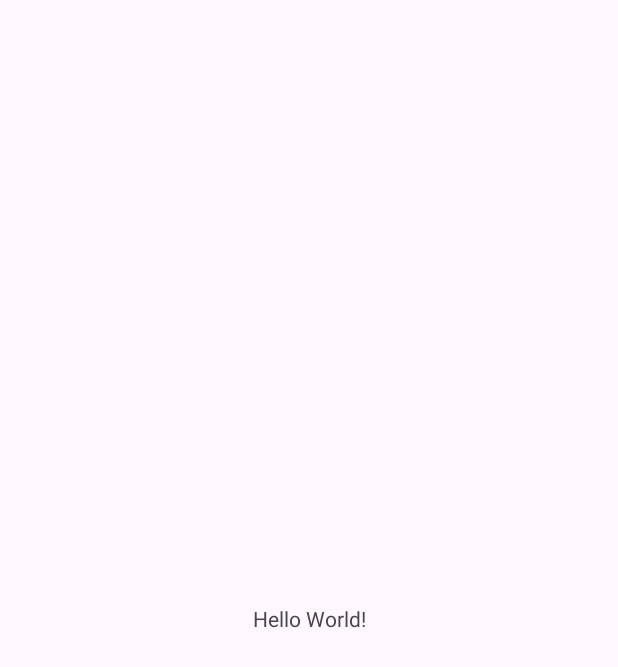
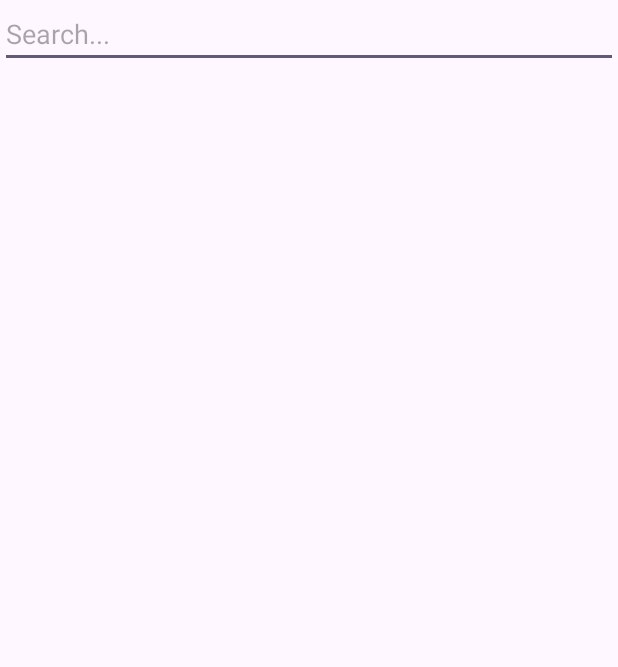
Before and after one commit to Bingerma/BadgerCourse, an Android app: the screen it shows after launch (MainActivity), on a phone screen of 412 x 824 dp. Before the commit the part shown is almost empty. Shown: the top 667 px of the screen. Run offline under Robolectric (Android 15) with nearby library versions, the phone set to English and light mode, and no system bars.

Commit message:
Attempt at setting up inital page

```diff
--- a/app/build.gradle
+++ b/app/build.gradle
@@ -4,7 +4,7 @@ plugins {
 
 android {
     namespace 'com.cs407.finalproject'
-    compileSdk 33
+    compileSdk 34
 
     defaultConfig {
         applicationId "com.cs407.finalproject"
--- a/app/src/main/java/com/cs407/finalproject/MainActivity.java
+++ b/app/src/main/java/com/cs407/finalproject/MainActivity.java
@@ -3,12 +3,48 @@ package com.cs407.finalproject;
 import androidx.appcompat.app.AppCompatActivity;
 
 import android.os.Bundle;
+import android.text.Editable;
+import android.text.TextWatcher;
+import android.view.View;
+import android.widget.ArrayAdapter;
+import android.widget.EditText;
+import android.widget.ListView;
 
 public class MainActivity extends AppCompatActivity {
+
+    private EditText editTextSearch;
+    private ListView listViewResults;
+    private ArrayAdapter<String> adapter;
 
     @Override
     protected void onCreate(Bundle savedInstanceState) {
         super.onCreate(savedInstanceState);
         setContentView(R.layout.activity_main);
+
+
+        editTextSearch = findViewById(R.id.editTextSearch);
+        listViewResults = findViewById(R.id.listViewResults);
+
+        // Sample data
+        String[] data = {"Apple", "Banana", "Orange", "Mango", "Grapes"};
+
+        // Set up the adapter
+        adapter = new ArrayAdapter<>(this, android.R.layout.simple_list_item_1, data);
+        listViewResults.setAdapter(adapter);
+
+        // Set up the search functionality
+        editTextSearch.addTextChangedListener(new TextWatcher() {
+            @Override
+            public void beforeTextChanged(CharSequence charSequence, int i, int i1, int i2) {}
+
+            @Override
+            public void onTextChanged(CharSequence charSequence, int i, int i1, int i2) {
+                adapter.getFilter().filter(charSequence);
+                listViewResults.setVisibility(charSequence.length() > 0 ? View.VISIBLE : View.GONE);
+            }
+
+            @Override
+            public void afterTextChanged(Editable editable) {}
+        });
     }
 }
--- a/app/src/main/res/layout/activity_main.xml
+++ b/app/src/main/res/layout/activity_main.xml
@@ -6,13 +6,28 @@
     android:layout_height="match_parent"
     tools:context=".MainActivity">
 
-    <TextView
-        android:layout_width="wrap_content"
+    <EditText
+        android:id="@+id/editTextSearch"
+        android:layout_width="match_parent"
         android:layout_height="wrap_content"
-        android:text="Hello World!"
-        app:layout_constraintBottom_toBottomOf="parent"
+        android:hint="Search..."
+        android:focusable="true"
+        android:focusableInTouchMode="true"
         app:layout_constraintEnd_toEndOf="parent"
         app:layout_constraintStart_toStartOf="parent"
         app:layout_constraintTop_toTopOf="parent" />
 
+    <ListView
+        android:id="@+id/listViewResults"
+        android:layout_width="match_parent"
+        android:layout_height="match_parent"
+        android:layout_below="@id/editTextSearch"
+        android:divider="@android:color/darker_gray"
+        android:dividerHeight="1dp"
+        android:visibility="gone"
+        tools:layout_editor_absoluteX="-16dp"
+        tools:layout_editor_absoluteY="347dp">
+
+    </ListView>
+
 </androidx.constraintlayout.widget.ConstraintLayout>
```
